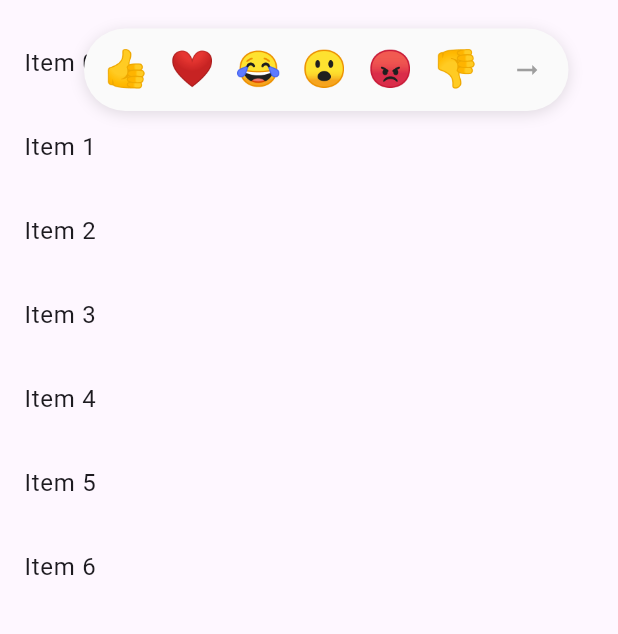
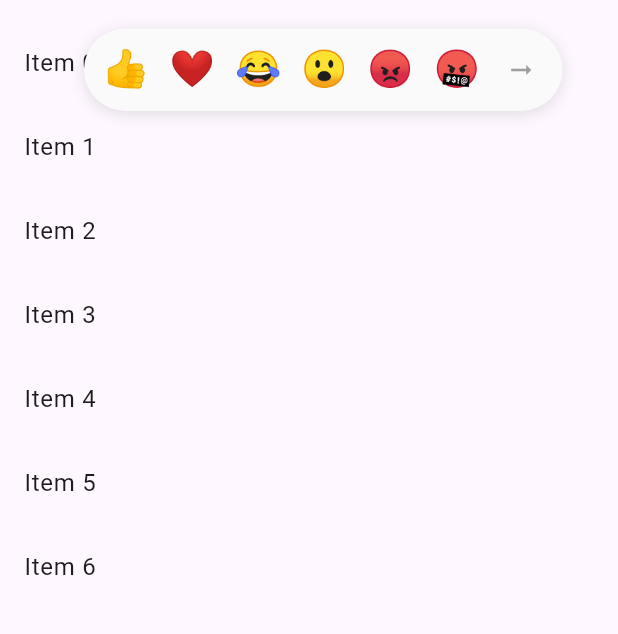
Before and after one commit to Ignaciomanchu1998/reaction_overlay, a Flutter app: the screen it shows after launch, after a tap on an icon or button, on a phone screen of 412 x 824 dp, the part 63-697 px from its top. Run offline on Flutter 3.47's test engine with Material 3 defaults, Android fonts, the phone set to English and light mode, and no system bars.

Commit message:
If there are fewer than 6 buttons, the size adjusts automatically.

```diff
--- a/example/lib/main.dart
+++ b/example/lib/main.dart
@@ -79,36 +79,29 @@ class _Items extends StatelessWidget {
                 },
               ),
               IconButton(
-                icon: const Text("👎", style: TextStyle(fontSize: 24)),
+                icon: const Text("🤬", style: TextStyle(fontSize: 24)),
                 onPressed: () {
                   ScaffoldMessenger.of(context).showSnackBar(
-                    const SnackBar(content: Text('You disliked this item.')),
+                    const SnackBar(content: Text('You were angry.')),
                   );
                 },
               ),
               IconButton(
-                icon: const Text("😡", style: TextStyle(fontSize: 24)),
+                icon: const Text("🤮", style: TextStyle(fontSize: 24)),
                 onPressed: () {
                   ScaffoldMessenger.of(context).showSnackBar(
-                    const SnackBar(content: Text('You hated this item.')),
+                    const SnackBar(content: Text('You were sick.')),
                   );
                 },
               ),
               IconButton(
-                icon: const Text("😡", style: TextStyle(fontSize: 24)),
+                icon: const Text("🤯", style: TextStyle(fontSize: 24)),
                 onPressed: () {
                   ScaffoldMessenger.of(context).showSnackBar(
-                    const SnackBar(content: Text('You hated this item.')),
+                    const SnackBar(content: Text('You were amazed.')),
                   );
                 },
               ),
-              IconButton(
-                icon: const Text("😡", style: TextStyle(fontSize: 24)),
-                onPressed: () {
-                  ScaffoldMessenger.of(context).showSnackBar(
-                    const SnackBar(content: Text('You hated this item.')),
-                  );
-              })
             ],
           ),
         );
--- a/lib/src/reaction_overlay_widget.dart
+++ b/lib/src/reaction_overlay_widget.dart
@@ -33,6 +33,11 @@ class _ReactionOverlayWidgetState extends State<ReactionOverlayWidget> with Sing
   Offset _adjustedPosition = Offset.zero;
   bool _isAtEnd = false;
 
+  // Constantes para el cálculo de tamaños
+  static const double buttonWidth = 40.0;
+  static const double buttonSpacing = 4.0;
+  static const double moreButtonWidth = 45.0;
+
   @override
   void initState() {
     super.initState();
@@ -58,11 +63,18 @@ class _ReactionOverlayWidgetState extends State<ReactionOverlayWidget> with Sing
   void _onScroll() {
     if (_scrollController.hasClients) {
       setState(() {
-        bool isAtEnd = _scrollController.offset >= _scrollController.position.maxScrollExtent - 10;
-
+        bool isAtEnd = _scrollController.offset >= _scrollController.position.maxScrollExtent - 15;
         _isAtEnd = isAtEnd;
       });
     }
+  }
+
+  double _calculateContainerWidth() {
+    final totalButtons = widget.buttons.length;
+    final showMoreButton = totalButtons > widget.maxVisibleButtons;
+    final visibleButtons = showMoreButton ? widget.maxVisibleButtons : totalButtons;
+
+    return (buttonWidth * visibleButtons) + (buttonSpacing * (visibleButtons - 1)) + (showMoreButton ? buttonSpacing + moreButtonWidth : 0);
   }
 
   void _calculatePosition() {
@@ -70,11 +82,9 @@ class _ReactionOverlayWidgetState extends State<ReactionOverlayWidget> with Sing
     double dx = widget.position.dx;
     double dy = widget.position.dy;
 
-    final buttonWidth = 40.0;
-    final spacing = 4.0;
-    final visibleButtonsCount = widget.maxVisibleButtons;
+    final containerWidth = _calculateContainerWidth();
     final totalPadding = widget.padding.left + widget.padding.right;
-    final overlayWidth = (visibleButtonsCount * buttonWidth) + ((visibleButtonsCount - 1) * spacing) + totalPadding + 45; // +45 for more button
+    final overlayWidth = containerWidth + totalPadding;
 
     if (dx + overlayWidth > screenSize.width) {
       dx = screenSize.width - overlayWidth - 8;
@@ -96,15 +106,13 @@ class _ReactionOverlayWidgetState extends State<ReactionOverlayWidget> with Sing
   void _handleMoreButtonTap() {
     if (_scrollController.hasClients) {
       if (_isAtEnd) {
-        // Si estamos al final, volvemos al inicio
         _scrollController.animateTo(
           0,
           duration: const Duration(milliseconds: 300),
           curve: Curves.easeInOut,
         );
       } else {
-        // Calculamos la siguiente posición de scroll
-        final nextPosition = _scrollController.offset + (40.0 * 3); // Avanzamos 3 botones
+        final nextPosition = _scrollController.offset + (buttonWidth * 3 + buttonSpacing * 2);
         _scrollController.animateTo(
           nextPosition.clamp(0, _scrollController.position.maxScrollExtent),
           duration: const Duration(milliseconds: 300),
@@ -157,6 +165,9 @@ class _ReactionOverlayWidgetState extends State<ReactionOverlayWidget> with Sing
   }
 
   Widget _buildButtonContainer() {
+    final showMoreButton = widget.buttons.length > widget.maxVisibleButtons;
+    final containerWidth = _calculateContainerWidth();
+
     return Container(
       padding: widget.padding,
       decoration: BoxDecoration(
@@ -172,25 +183,27 @@ class _ReactionOverlayWidgetState extends State<ReactionOverlayWidget> with Sing
       ),
       child: Row(
         mainAxisSize: MainAxisSize.min,
+        mainAxisAlignment: MainAxisAlignment.center,
         children: [
           SizedBox(
-            width: widget.maxVisibleButtons * 44.0, // 40 + 4 spacing
+            width: containerWidth - (showMoreButton ? moreButtonWidth + buttonSpacing : 0),
             child: SingleChildScrollView(
               controller: _scrollController,
               scrollDirection: Axis.horizontal,
-              physics: const NeverScrollableScrollPhysics(), // Deshabilitamos el scroll manual
+              physics: const NeverScrollableScrollPhysics(),
               child: Row(
+                mainAxisSize: MainAxisSize.min,
                 children: List.generate(widget.buttons.length, (index) {
                   return Padding(
-                    padding: EdgeInsets.only(right: index < widget.buttons.length - 1 ? 4 : 0),
+                    padding: EdgeInsets.only(right: index < widget.buttons.length - 1 ? buttonSpacing : 0),
                     child: _buildReactionButton(widget.buttons[index]),
                   );
                 }),
               ),
             ),
           ),
-          if (widget.buttons.length > widget.maxVisibleButtons) ...[
-            const SizedBox(width: 4),
+          if (showMoreButton) ...[
+            SizedBox(width: buttonSpacing),
             _buildMoreButton(),
           ],
         ],
@@ -200,7 +213,7 @@ class _ReactionOverlayWidgetState extends State<ReactionOverlayWidget> with Sing
 
   Widget _buildReactionButton(IconButton button) {
     return SizedBox(
-      width: 40,
+      width: buttonWidth,
       height: 45,
       child: Material(
         color: Colors.transparent,
@@ -223,7 +236,7 @@ class _ReactionOverlayWidgetState extends State<ReactionOverlayWidget> with Sing
 
   Widget _buildMoreButton() {
     return SizedBox(
-      width: 45,
+      width: moreButtonWidth,
       height: 45,
       child: Material(
         color: Colors.transparent,
```
Also changed, not shown: 3 other files.
